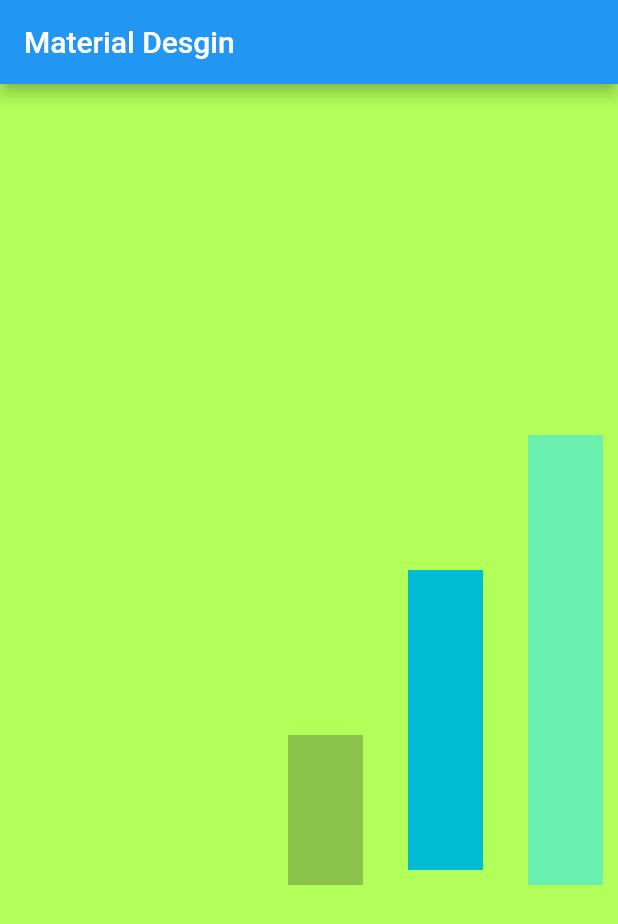
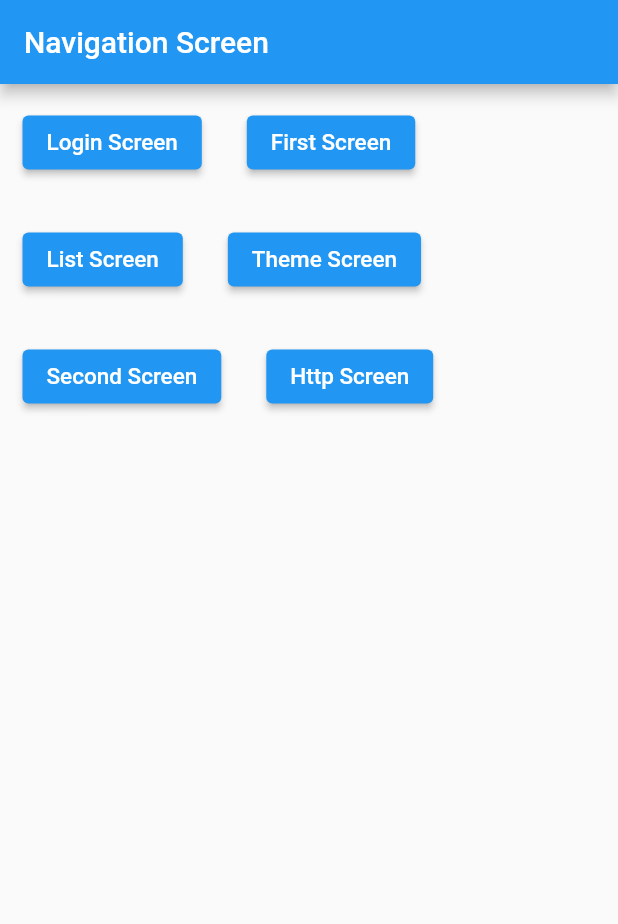
Before and after one commit to pramodrkdf/flutter_practice, a Flutter app: the screen it shows after launch, on a phone screen of 412 x 824 dp. Shown: the top 924 px of the screen. Run offline on Flutter 3.47's test engine with Material 2 defaults, Android fonts, the light colour scheme and no system bars.

Commit message:
practice code

```diff
--- a/lib/FirstScreen.dart
+++ b/lib/FirstScreen.dart
@@ -3,11 +3,16 @@ import 'dart:math';
 import 'package:flutter/material.dart';
 
 class FirstScreen extends StatelessWidget{
+  String value = "";
+  FirstScreen({super.key, required String value}){
+    this.value = value;
+}
+
   @override
   Widget build(BuildContext context) {
 
     return Scaffold(
-      appBar: AppBar(title: Text('Material Desgin'),),
+      appBar: AppBar(title: const Text('Material Desgin'),),
       body: Material(
         color: Colors.lightGreenAccent,
         child: Center(
@@ -15,20 +20,25 @@ class FirstScreen extends StatelessWidget{
             mainAxisAlignment: MainAxisAlignment.end,
             crossAxisAlignment: CrossAxisAlignment.end,
             children: [
+              Row(
+                children : [
+                  Text ("Parameter value $value"),
+                ]
+              ),
               Container(
-                margin: EdgeInsets.all(10),
+                margin: const EdgeInsets.all(10),
                 color: Colors.lightGreen,
                 height: 100,
                 width: 50,
               ),
               Container(
-                margin: EdgeInsets.all(20),
+                margin: const EdgeInsets.all(20),
                 color: Colors.cyan,
                 height: 200,
                 width: 50,
               ),
               Container(
-                margin: EdgeInsets.all(10),
+                margin: const EdgeInsets.all(10),
                 color: Colors.greenAccent,
                 height: 300,
                 width: 50,
--- a/lib/ListScreen.dart
+++ b/lib/ListScreen.dart
@@ -11,7 +11,7 @@ class ListScreen extends StatelessWidget {
   @override
   Widget build(BuildContext context) {
     return Scaffold(
-      appBar: AppBar(title: Text('ListView'),),
+      appBar: AppBar(title: const Text('ListView'),),
   //    body: getListView(),
       body: getLongListView(),
     );
@@ -90,7 +90,7 @@ class ListScreen extends StatelessWidget {
    var listview = ListView.builder(
        itemBuilder: (context, index){
          return ListTile(
-           title: Text(listItems[index], style: TextStyle(fontSize: 25, color: Colors.cyan),),
+           title: Text(listItems[index], style: const TextStyle(fontSize: 25, color: Colors.cyan),),
            onTap: (){
              print(' you have clicked on ${listItems[index]} ');
            },
--- /dev/null
+++ b/lib/TabScreen.dart
@@ -0,0 +1,102 @@
+import 'package:flutter/material.dart';
+
+class TabScreen extends StatelessWidget {
+  const TabScreen({super.key});
+
+  @override
+  Widget build(BuildContext context) {
+    return Scaffold(
+      appBar: AppBar(title: const Text("Navigation Screen")),
+      body: Container(
+        child: Column(
+          children: <Widget>[
+            Row(
+              children: [
+                Padding(
+                  padding:
+                      const EdgeInsets.only(left: 15, right: 15, top: 15, bottom: 15),
+                  child: ElevatedButton(
+                      onPressed: () {
+                        Navigator.pushNamed(context, '/loginscreen');
+                      },
+                      child: const Text(
+                        'Login Screen',
+                        style: TextStyle(color: Colors.white, fontSize: 15),
+                      )),
+                ),
+                Padding(
+                  padding:
+                      const EdgeInsets.only(left: 15, right: 15, top: 15, bottom: 15),
+                  child: ElevatedButton(
+                      onPressed: () {
+                        Navigator.pushNamed(context, '/firstscreen');
+                      },
+                      child: const Text(
+                        'First Screen',
+                        style: TextStyle(color: Colors.white, fontSize: 15),
+                      )),
+                ),
+              ],
+            ),
+            Row(
+              children: [
+                Padding(
+                  padding:
+                      const EdgeInsets.only(left: 15, right: 15, top: 15, bottom: 15),
+                  child: ElevatedButton(
+                      onPressed: () {
+                        Navigator.pushNamed(context, '/listscreen');
+                      },
+                      child: const Text(
+                        'List Screen',
+                        style: TextStyle(color: Colors.white, fontSize: 15),
+                      )),
+                ),
+                Padding(
+                  padding:
+                      const EdgeInsets.only(left: 15, right: 15, top: 15, bottom: 15),
+                  child: ElevatedButton(
+                      onPressed: () {
+                        Navigator.pushNamed(context, '/themeScreen');
+                      },
+                      child: const Text(
+                        'Theme Screen',
+                        style: TextStyle(color: Colors.white, fontSize: 15),
+                      )),
+                ),
+              ],
+            ),
+            Row(
+              children: [
+                Padding(
+                  padding:
+                      const EdgeInsets.only(left: 15, right: 15, top: 15, bottom: 15),
+                  child: ElevatedButton(
+                      onPressed: () {
+                        Navigator.pushNamed(context, '/secondscreen');
+                      },
+                      child: const Text(
+                        'Second Screen',
+                        style: TextStyle(color: Colors.white, fontSize: 15),
+                      )),
+                ),
+                Padding(
+                  padding:
+                      const EdgeInsets.only(left: 15, right: 15, top: 15, bottom: 15),
+                  child: ElevatedButton(
+                      onPressed: () {
+                        Navigator.pushNamed(context, '/httpdemo');
+                      },
+                      child: const Text(
+                        'Http Screen',
+                        style: TextStyle(color: Colors.white, fontSize: 15),
+                      )),
+                ),
+              ],
+            )
+          ],
+        ),
+      ),
+    );
+  }
+}
--- a/lib/main.dart
+++ b/lib/main.dart
@@ -1,24 +1,58 @@
 import 'package:flutter/material.dart';
+import 'package:mrcc_flutterapp/ListScreen.dart';
+import 'package:mrcc_flutterapp/SecondScreen.dart';
+import 'package:mrcc_flutterapp/ThemeScreen.dart';
 
 import 'FirstScreen.dart';
-import 'ListScreen.dart';
-import 'SecondScreen.dart';
+import 'HttpDemo.dart';
+import 'LoginScreen.dart';
+import 'TabScreen.dart';
 
 void main() {
-  runApp(
-   MyApp()
-
-  );
+  runApp(const MyApp());
 }
 
-class MyApp extends StatelessWidget{
+class MyApp extends StatelessWidget {
+  const MyApp({super.key});
+
   @override
   Widget build(BuildContext context) {
     return MaterialApp(
+      routes: {
+        '/': (context) => const TabScreen(),
+        '/firstscreen': (context) => FirstScreen(value : 'Pramod'),
+        '/secondscreen': (context) => const SecondScreen(),
+        '/listscreen': (context) => const ListScreen(),
+        '/loginscreen': (context) => const LoginScreen(),
+        '/themeScreen': (context) => const ThemeScreen(),
+        '/httpdemo': (context) => const HomePage(),
+      },
+
       debugShowCheckedModeBanner: false,
-        title: "material app",
-        home: FirstScreen()
+      title: "material app",
+      //home: LoginScreen());
     );
+
+
+/*
+    return MaterialApp(
+        debugShowCheckedModeBanner: false,
+        title: "appName",
+        theme: ThemeData(
+          brightness: Brightness.light,
+          primaryColor: Colors.green,
+          fontFamily: 'Georgia',
+          scaffoldBackgroundColor: Colors.lime,
+          appBarTheme: AppBarTheme(backgroundColor: Colors.brown),
+          //text styling
+          textTheme: TextTheme(
+            displayLarge: TextStyle(fontSize: 62.0, fontWeight: FontWeight.bold, color: Colors.cyan),
+            titleLarge: TextStyle(fontSize: 36.0, fontStyle: FontStyle.italic),
+            bodyMedium: TextStyle(fontSize: 14.0, ),
+          ), colorScheme: ColorScheme.fromSwatch().copyWith(secondary: Colors.deepOrangeAccent),
+        ),
+        home: ThemeScreen()
+    );
+    */
   }
-
 }
```
Also changed, not shown: lib/HttpDemo.dart (added, +98 -0 lines), lib/LoginScreen.dart (added, +106 -0 lines), lib/SecondScreen.dart (+11 -11 lines), lib/ThemeScreen.dart (added, +55 -0 lines), images/flutter-logo.png (added), 2 other files.
